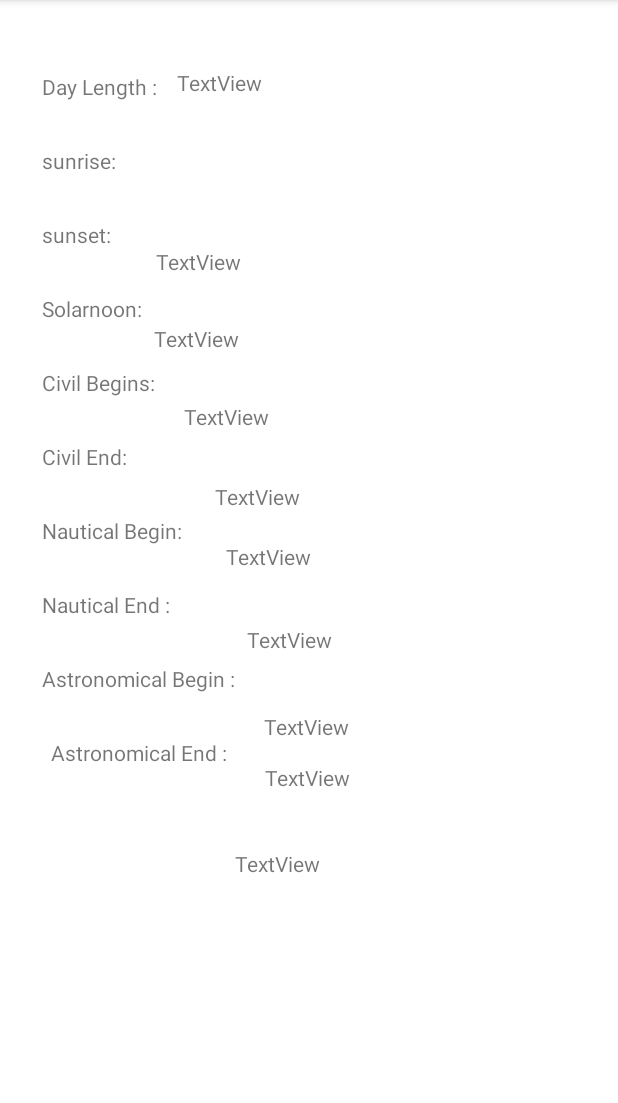
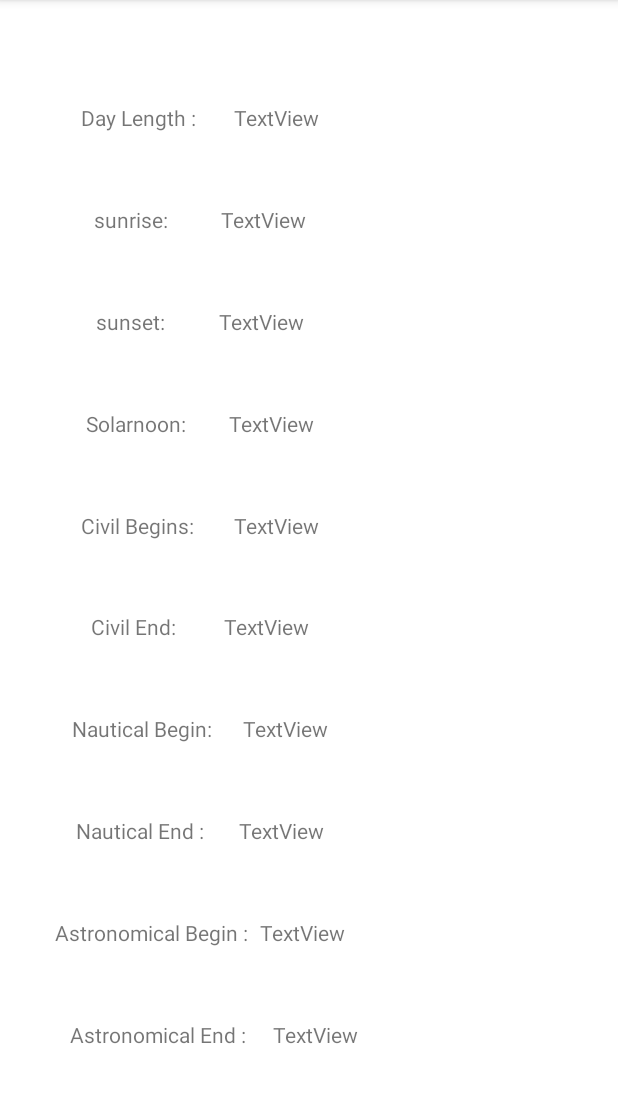
Before and after one commit to sarbesh/my-utility-app, an Android app: the SunRaiseSetActivity screen opened directly, with no data from a screen before it, on a phone screen of 412 x 824 dp, the part 84-1187 px from its top. Run offline under Robolectric (Android 15) with nearby library versions, the phone set to English and light mode, and no system bars.

Commit message:
Basic layout for solar data

```diff
--- a/app/src/main/java/com/sarbesh/alarmgps/SunRaiseSetActivity.java
+++ b/app/src/main/java/com/sarbesh/alarmgps/SunRaiseSetActivity.java
@@ -1,6 +1,7 @@
 package com.sarbesh.alarmgps;
 
 import androidx.appcompat.app.AppCompatActivity;
+import androidx.core.os.LocaleListCompat;
 
 import android.content.Intent;
 import android.os.Bundle;
@@ -17,6 +18,7 @@ import java.text.SimpleDateFormat;
 import java.util.Calendar;
 import java.util.Date;
 import java.util.GregorianCalendar;
+import java.util.Locale;
 
 import retrofit2.Call;
 import retrofit2.Callback;
@@ -65,7 +67,7 @@ public class SunRaiseSetActivity extends AppCompatActivity {
         Calendar calendar = Calendar.getInstance();
         calendar.add(Calendar.DAY_OF_YEAR, 1);
         Date tomorrow = calendar.getTime();
-        DateFormat dateFormat = new SimpleDateFormat("yyyy-MM-dd");
+        DateFormat dateFormat = new SimpleDateFormat("yyyy-MM-dd", Locale.getDefault());
         String tomorrowAsString = dateFormat.format(tomorrow);
 
         ApiClient apiClient = new ApiClient();
@@ -80,6 +82,15 @@ public class SunRaiseSetActivity extends AppCompatActivity {
                         Log.i("response", results.toString());
                         //TODO: Fix layout design and map data to filed
                         sunrise.setText(results.getSunrise());
+                        sunset.setText(results.getSunset());
+                        dayLength.setText(results.getDayLength());
+                        solarNoon.setText(results.getSolarNoon());
+                        civilTwilightBegin.setText(results.getCivilTwilightBegin());
+                        civilTwilightEnd.setText(results.getCivilTwilightEnd());
+                        nauticalTwilightBegin.setText(results.getNauticalTwilightBegin());
+                        nauticalTwilightEnd.setText(results.getNauticalTwilightEnd());
+                        astronomicalTwilightBegin.setText(results.getAstronomicalTwilightBegin());
+                        astronomicalTwilightEnd.setText(results.getAstronomicalTwilightEnd());
                     }
                 }
             }
--- a/app/src/main/res/layout/activity_sun_raise_set.xml
+++ b/app/src/main/res/layout/activity_sun_raise_set.xml
@@ -8,124 +8,136 @@
     tools:context=".SunRaiseSetActivity">
 
     <TextView
+        android:id="@+id/day_length"
+        android:layout_width="150dp"
+        android:layout_height="wrap_content"
+        android:layout_marginTop="50dp"
+        android:layout_marginEnd="80dp"
+        android:text="@string/textview"
+        app:layout_constraintBottom_toTopOf="@+id/sunrise"
+        app:layout_constraintEnd_toEndOf="parent"
+        app:layout_constraintTop_toTopOf="parent"
+        app:layout_constraintStart_toEndOf="@id/day_length_text"/>
+
+    <TextView
+        android:id="@+id/sunrise"
+        android:layout_width="150dp"
+        android:layout_height="wrap_content"
+        android:layout_marginTop="30dp"
+        android:layout_marginEnd="80dp"
+        android:text="@string/textview"
+        app:layout_constraintBottom_toTopOf="@+id/sunset"
+        app:layout_constraintEnd_toEndOf="parent"
+        app:layout_constraintTop_toBottomOf="@id/day_length"
+        app:layout_constraintStart_toEndOf="@+id/sunrise_text" />
+
+    <TextView
+        android:id="@+id/sunset"
+        android:layout_width="150dp"
+        android:layout_height="wrap_content"
+        android:layout_marginTop="30dp"
+        android:layout_marginEnd="80dp"
+        android:text="@string/textview"
+        app:layout_constraintEnd_toEndOf="parent"
+        app:layout_constraintStart_toEndOf="@+id/sunset_text"
+        app:layout_constraintTop_toBottomOf="@+id/sunrise"
+        app:layout_constraintBottom_toTopOf="@id/solar_noon" />
+
+    <TextView
+        android:id="@+id/solar_noon"
+        android:layout_width="150dp"
+        android:layout_height="wrap_content"
+        android:layout_marginEnd="80dp"
+        android:layout_marginTop="30dp"
+        android:text="@string/textview"
+        app:layout_constraintEnd_toEndOf="parent"
+        app:layout_constraintStart_toEndOf="@+id/solar_noon_text"
+        app:layout_constraintTop_toBottomOf="@+id/sunset"
+        app:layout_constraintBottom_toTopOf="@id/civil_twilight_begin"/>
+    <TextView
+        android:id="@+id/civil_twilight_begin"
+        android:layout_width="150dp"
+        android:layout_height="wrap_content"
+        android:layout_marginEnd="80dp"
+        android:layout_marginTop="30dp"
+        android:text="@string/textview"
+        app:layout_constraintEnd_toEndOf="parent"
+        app:layout_constraintStart_toEndOf="@+id/civil_twinlight_text"
+        app:layout_constraintTop_toBottomOf="@+id/solar_noon"
+        app:layout_constraintBottom_toTopOf="@id/civil_twilight_end"/>
+
+    <TextView
+        android:id="@+id/civil_twilight_end"
+        android:layout_width="150dp"
+        android:layout_height="wrap_content"
+        android:layout_marginEnd="80dp"
+        android:layout_marginTop="30dp"
+        android:text="@string/textview"
+        app:layout_constraintEnd_toEndOf="parent"
+        app:layout_constraintStart_toEndOf="@+id/civil_twinlight_end_text"
+        app:layout_constraintTop_toBottomOf="@+id/civil_twilight_begin"
+        app:layout_constraintBottom_toTopOf="@id/nautical_twilight_begin"/>
+
+    <TextView
+        android:id="@+id/nautical_twilight_begin"
+        android:layout_width="150dp"
+        android:layout_height="wrap_content"
+        android:layout_marginEnd="80dp"
+        android:layout_marginTop="30dp"
+        android:text="@string/textview"
+        app:layout_constraintEnd_toEndOf="parent"
+        app:layout_constraintTop_toBottomOf="@+id/civil_twilight_end"
+        app:layout_constraintStart_toEndOf="@id/nautical_twilight_begin_text"
+        app:layout_constraintBottom_toTopOf="@id/nautical_twilight_end"/>
+
+    <TextView
+        android:id="@+id/nautical_twilight_end"
+        android:layout_width="150dp"
+        android:layout_height="wrap_content"
+        android:layout_marginEnd="80dp"
+        android:layout_marginTop="30dp"
+        android:text="@string/textview"
+        app:layout_constraintEnd_toEndOf="parent"
+        app:layout_constraintTop_toBottomOf="@+id/nautical_twilight_begin"
+        app:layout_constraintStart_toEndOf="@id/nautical_twilight_end_text"
+        app:layout_constraintBottom_toTopOf="@id/astronomical_twilight_begin"/>
+
+    <TextView
         android:id="@+id/astronomical_twilight_begin"
-        android:layout_width="153dp"
-        android:layout_height="35dp"
+        android:layout_width="150dp"
+        android:layout_height="wrap_content"
         android:layout_marginEnd="80dp"
-        android:layout_marginBottom="224dp"
-        android:text="TextView"
-        app:layout_constraintBottom_toBottomOf="parent"
+        android:layout_marginTop="30dp"
+        android:text="@string/textview"
+        app:layout_constraintBottom_toTopOf="@id/astronomical_twilight_end"
         app:layout_constraintEnd_toEndOf="parent"
-        app:layout_constraintHorizontal_bias="0.921"
         app:layout_constraintStart_toEndOf="@+id/astronomical_twilight_begin_text"
-        app:layout_constraintTop_toBottomOf="@+id/nautical_twilight_end" />
+        app:layout_constraintTop_toBottomOf="@+id/nautical_twilight_end"/>
 
     <TextView
         android:id="@+id/astronomical_twilight_end"
-        android:layout_width="183dp"
-        android:layout_height="42dp"
-        android:layout_marginEnd="72dp"
-        android:text="TextView"
+        android:layout_width="150dp"
+        android:layout_height="wrap_content"
+        android:layout_marginTop="30dp"
+        android:layout_marginEnd="80dp"
+        android:layout_marginBottom="50dp"
+        android:text="@string/textview"
         app:layout_constraintBottom_toBottomOf="parent"
         app:layout_constraintEnd_toEndOf="parent"
-        app:layout_constraintTop_toBottomOf="@+id/astronomical_twilight_begin"
-        app:layout_constraintVertical_bias="0.12" />
+        app:layout_constraintTop_toBottomOf="@+id/astronomical_twilight_begin" />
 
-    <TextView
-        android:id="@+id/nautical_twilight_begin"
-        android:layout_width="167dp"
-        android:layout_height="34dp"
-        android:layout_marginTop="20dp"
-        android:layout_marginEnd="80dp"
-        android:text="TextView"
-        app:layout_constraintEnd_toEndOf="parent"
-        app:layout_constraintTop_toBottomOf="@+id/civil_twilight_end" />
-
-    <TextView
-        android:id="@+id/nautical_twilight_end"
-        android:layout_width="160dp"
-        android:layout_height="34dp"
-        android:layout_marginTop="24dp"
-        android:layout_marginEnd="76dp"
-        android:text="TextView"
-        app:layout_constraintEnd_toEndOf="parent"
-        app:layout_constraintTop_toBottomOf="@+id/nautical_twilight_begin" />
-
-    <TextView
-        android:id="@+id/civil_twilight_begin"
-        android:layout_width="145dp"
-        android:layout_height="32dp"
-        android:layout_marginStart="40dp"
-        android:layout_marginTop="16dp"
-        android:text="TextView"
-        app:layout_constraintStart_toEndOf="@+id/civil_twinlight_text"
-        app:layout_constraintTop_toBottomOf="@+id/solar_noon" />
-
-    <TextView
-        android:id="@+id/civil_twilight_end"
-        android:layout_width="173dp"
-        android:layout_height="35dp"
-        android:layout_marginTop="8dp"
-        android:layout_marginEnd="88dp"
-        android:text="TextView"
-        app:layout_constraintEnd_toEndOf="parent"
-        app:layout_constraintHorizontal_bias="1.0"
-        app:layout_constraintStart_toEndOf="@+id/civil_twinlight_end_text"
-        app:layout_constraintTop_toBottomOf="@+id/civil_twilight_begin" />
-
-    <TextView
-        android:id="@+id/solar_noon"
-        android:layout_width="183dp"
-        android:layout_height="37dp"
-        android:layout_marginStart="28dp"
-        android:layout_marginTop="20dp"
-        android:text="TextView"
-        app:layout_constraintStart_toEndOf="@+id/solar_noon_text"
-        app:layout_constraintTop_toBottomOf="@+id/sunset" />
-
-    <TextView
-        android:id="@+id/day_length"
-        android:layout_width="178dp"
-        android:layout_height="34dp"
-        android:layout_marginTop="45dp"
-        android:layout_marginEnd="116dp"
-        android:text="TextView"
-        app:layout_constraintBottom_toTopOf="@+id/sunrise"
-        app:layout_constraintEnd_toEndOf="parent"
-        app:layout_constraintTop_toTopOf="parent"
-        app:layout_constraintVertical_bias="0.0" />
-
-    <TextView
-        android:id="@+id/sunset"
-        android:layout_width="187dp"
-        android:layout_height="32dp"
-        android:layout_marginTop="16dp"
-        android:text="TextView"
-        app:layout_constraintEnd_toEndOf="parent"
-        app:layout_constraintHorizontal_bias="0.19"
-        app:layout_constraintStart_toEndOf="@+id/sunset_text"
-        app:layout_constraintTop_toBottomOf="@+id/sunrise" />
-
-    <TextView
-        android:id="@+id/sunrise"
-        android:layout_width="175dp"
-        android:layout_height="35dp"
-        android:layout_marginBottom="16dp"
-        android:text="TextView"
-        app:layout_constraintBottom_toTopOf="@+id/sunset"
-        app:layout_constraintEnd_toEndOf="parent"
-        app:layout_constraintHorizontal_bias="0.169"
-        app:layout_constraintStart_toEndOf="@+id/sunrise_text" />
 
     <TextView
         android:id="@+id/day_length_text"
         android:layout_width="wrap_content"
         android:layout_height="wrap_content"
         android:layout_marginStart="28dp"
-        android:layout_marginTop="48dp"
+        android:layout_marginTop="50dp"
         android:text="@string/day_length"
         app:layout_constraintStart_toStartOf="parent"
-        app:layout_constraintTop_toTopOf="parent" />
+        app:layout_constraintTop_toTopOf="parent"
+        app:layout_constraintEnd_toStartOf="@id/day_length"
+        app:layout_constraintBottom_toTopOf="@id/sunrise_text"/>
 
     <TextView
         android:id="@+id/sunrise_text"
@@ -137,7 +149,7 @@
         app:layout_constraintBottom_toTopOf="@+id/sunset_text"
         app:layout_constraintStart_toStartOf="parent"
         app:layout_constraintTop_toBottomOf="@+id/day_length_text"
-        app:layout_constraintVertical_bias="0.023" />
+        app:layout_constraintEnd_toStartOf="@id/sunrise"/>
 
     <TextView
         android:id="@+id/sunset_text"
@@ -148,7 +160,8 @@
         android:text="@string/sunset"
         app:layout_constraintStart_toStartOf="parent"
         app:layout_constraintBottom_toTopOf="@+id/solar_noon_text"
-        app:layout_constraintTop_toBottomOf="@+id/sunrise_text" />
+        app:layout_constraintTop_toBottomOf="@+id/sunrise_text"
+        app:layout_constraintEnd_toStartOf="@id/sunset"/>
 
     <TextView
         android:id="@+id/solar_noon_text"
@@ -159,7 +172,8 @@
         android:text="@string/solarnoon"
         app:layout_constraintStart_toStartOf="parent"
         app:layout_constraintTop_toBottomOf="@+id/sunset_text"
-        app:layout_constraintBottom_toTopOf="@id/civil_twinlight_text"/>
+        app:layout_constraintBottom_toTopOf="@id/civil_twinlight_text"
+        app:layout_constraintEnd_toStartOf="@id/solar_noon"/>
 
     <TextView
         android:id="@+id/civil_twinlight_text"
@@ -170,7 +184,8 @@
         android:text="@string/civil_twinlight_begins"
         app:layout_constraintStart_toStartOf="parent"
         app:layout_constraintTop_toBottomOf="@+id/solar_noon_text"
-        app:layout_constraintBottom_toTopOf="@id/civil_twinlight_end_text"/>
+        app:layout_constraintBottom_toTopOf="@id/civil_twinlight_end_text"
+        app:layout_constraintEnd_toStartOf="@id/civil_twilight_begin"/>
 
     <TextView
         android:id="@+id/civil_twinlight_end_text"
@@ -180,7 +195,9 @@
         android:layout_marginTop="30dp"
         android:text="@string/civil_twinlight_end"
         app:layout_constraintStart_toStartOf="parent"
-        app:layout_constraintTop_toBottomOf="@+id/civil_twinlight_text" />
+        app:layout_constraintTop_toBottomOf="@+id/civil_twinlight_text"
+        app:layout_constraintBottom_toTopOf="@id/nautical_twilight_begin_text"
+        app:layout_constraintEnd_toStartOf="@id/civil_twilight_end"/>
 
     <TextView
         android:id="@+id/nautical_twilight_begin_text"
@@ -191,7 +208,8 @@
         android:text="@string/nautical_twilight_begin"
         app:layout_constraintStart_toStartOf="parent"
         app:layout_constraintTop_toBottomOf="@+id/civil_twinlight_end_text"
-        app:layout_constraintBottom_toTopOf="@id/nautical_twilight_begin_text"/>
+        app:layout_constraintBottom_toTopOf="@id/nautical_twilight_end_text"
+        app:layout_constraintEnd_toStartOf="@id/nautical_twilight_begin"/>
 
     <TextView
         android:id="@+id/nautical_twilight_end_text"
@@ -202,7 +220,8 @@
         android:text="@string/nautical_twilight_end"
         app:layout_constraintStart_toStartOf="parent"
         app:layout_constraintTop_toBottomOf="@+id/nautical_twilight_begin_text"
-        app:layout_constraintBottom_toTopOf="@id/astronomical_twilight_begin_text"/>
+        app:layout_constraintBottom_toTopOf="@id/astronomical_twilight_begin_text"
+        app:layout_constraintEnd_toStartOf="@id/nautical_twilight_end"/>
 
     <TextView
         android:id="@+id/astronomical_twilight_begin_text"
@@ -213,7 +232,8 @@
         android:text="@string/astronomical_begin"
         app:layout_constraintStart_toStartOf="parent"
         app:layout_constraintTop_toBottomOf="@+id/nautical_twilight_end_text"
-        app:layout_constraintBottom_toTopOf="@id/astronomical_twilight_end_text"/>
+        app:layout_constraintBottom_toTopOf="@id/astronomical_twilight_end_text"
+        app:layout_constraintEnd_toStartOf="@id/astronomical_twilight_begin"/>
 
     <TextView
         android:id="@+id/astronomical_twilight_end_text"
@@ -221,7 +241,9 @@
         android:layout_height="wrap_content"
         android:layout_marginStart="28dp"
         android:layout_marginTop="30dp"
+        android:layout_marginBottom="50dp"
         android:text="@string/astronomical_end"
+        app:layout_constraintBottom_toBottomOf="parent"
         app:layout_constraintEnd_toStartOf="@+id/astronomical_twilight_end"
         app:layout_constraintStart_toStartOf="parent"
         app:layout_constraintTop_toBottomOf="@+id/astronomical_twilight_begin_text" />
--- a/app/src/main/res/values/strings.xml
+++ b/app/src/main/res/values/strings.xml
@@ -21,4 +21,5 @@
     <string name="nautical_twilight_end">Nautical End :</string>
     <string name="astronomical_begin">Astronomical Begin :</string>
     <string name="astronomical_end">Astronomical End :</string>
+    <string name="textview">TextView</string>
 </resources>
```
